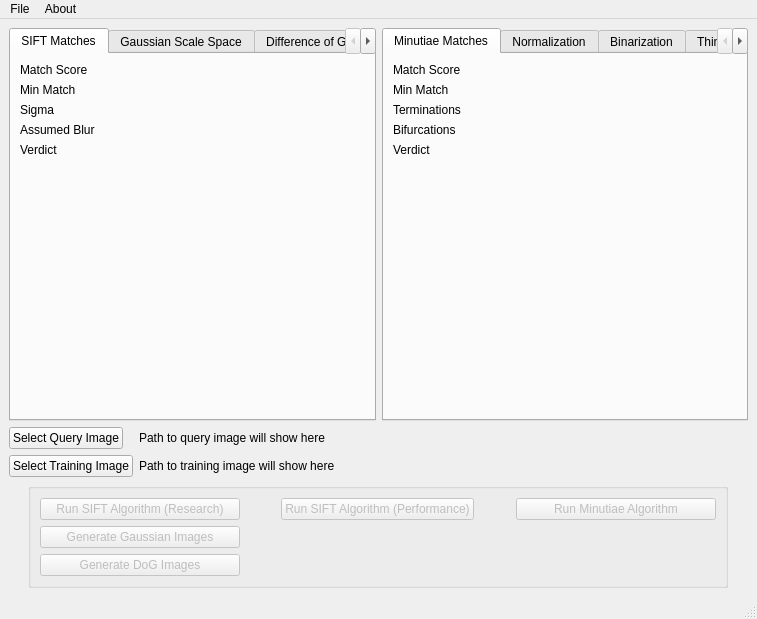
First picture: the form in Algorithms/GUI/AlgorithmExamination.ui, repository Mini-Sylar/Fingerprint-Matching-System, before the edit.
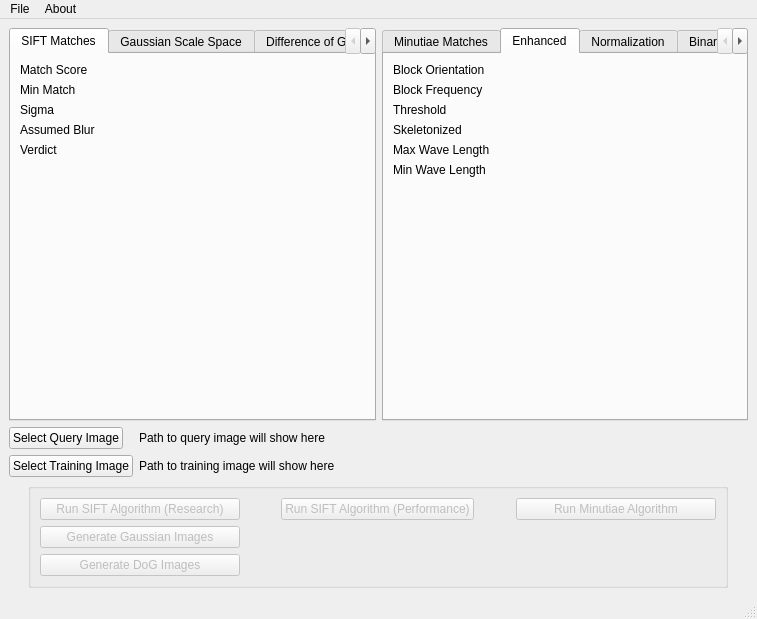
Second picture: the form after the edit. The open tabs and pages were chosen to show the change.

Patch:
```diff
--- a/Algorithms/GUI/AlgorithmExamination.ui
+++ b/Algorithms/GUI/AlgorithmExamination.ui
@@ -17,6 +17,9 @@
    <layout class="QGridLayout" name="gridLayout">
     <item row="0" column="0">
      <layout class="QGridLayout" name="Algorithm_Layout">
+      <property name="sizeConstraint">
+       <enum>QLayout::SetMinimumSize</enum>
+      </property>
       <item row="0" column="0">
        <widget class="QTabWidget" name="SIFT">
         <property name="currentIndex">
@@ -303,6 +306,104 @@
           </item>
          </layout>
         </widget>
+        <widget class="QWidget" name="enhanced_image">
+         <attribute name="title">
+          <string>Enhanced</string>
+         </attribute>
+         <layout class="QVBoxLayout" name="verticalLayout_12">
+          <item>
+           <layout class="QVBoxLayout" name="enhance_layout"/>
+          </item>
+          <item>
+           <layout class="QFormLayout" name="formLayout_7">
+            <item row="0" column="0">
+             <widget class="QLabel" name="label_12">
+              <property name="text">
+               <string>Block Orientation</string>
+              </property>
+             </widget>
+            </item>
+            <item row="0" column="1">
+             <widget class="QLabel" name="block_or_bin">
+              <property name="text">
+               <string/>
+              </property>
+             </widget>
+            </item>
+            <item row="1" column="0">
+             <widget class="QLabel" name="label_21">
+              <property name="text">
+               <string>Block Frequency</string>
+              </property>
+             </widget>
+            </item>
+            <item row="1" column="1">
+             <widget class="QLabel" name="block_fr_min">
+              <property name="text">
+               <string/>
+              </property>
+             </widget>
+            </item>
+            <item row="2" column="0">
+             <widget class="QLabel" name="label_16">
+              <property name="text">
+               <string>Threshold</string>
+              </property>
+             </widget>
+            </item>
+            <item row="2" column="1">
+             <widget class="QLabel" name="thresh_bin_enh">
+              <property name="text">
+               <string/>
+              </property>
+             </widget>
+            </item>
+            <item row="3" column="0">
+             <widget class="QLabel" name="label_18">
+              <property name="text">
+               <string>Skeletonized</string>
+              </property>
+             </widget>
+            </item>
+            <item row="3" column="1">
+             <widget class="QLabel" name="skeleton_en">
+              <property name="text">
+               <string/>
+              </property>
+             </widget>
+            </item>
+            <item row="4" column="0">
+             <widget class="QLabel" name="label_19">
+              <property name="text">
+               <string>Max Wave Length</string>
+              </property>
+             </widget>
+            </item>
+            <item row="4" column="1">
+             <widget class="QLabel" name="min_wav_min">
+              <property name="text">
+               <string/>
+              </property>
+             </widget>
+            </item>
+            <item row="5" column="0">
+             <widget class="QLabel" name="label_20">
+              <property name="text">
+               <string>Min Wave Length</string>
+              </property>
+             </widget>
+            </item>
+            <item row="5" column="1">
+             <widget class="QLabel" name="max_wav_min">
+              <property name="text">
+               <string/>
+              </property>
+             </widget>
+            </item>
+           </layout>
+          </item>
+         </layout>
+        </widget>
         <widget class="QWidget" name="Normalize">
          <attribute name="title">
           <string>Normalization</string>
```
Left out of the diff: 61 changed lines with no effect on the pictures.
